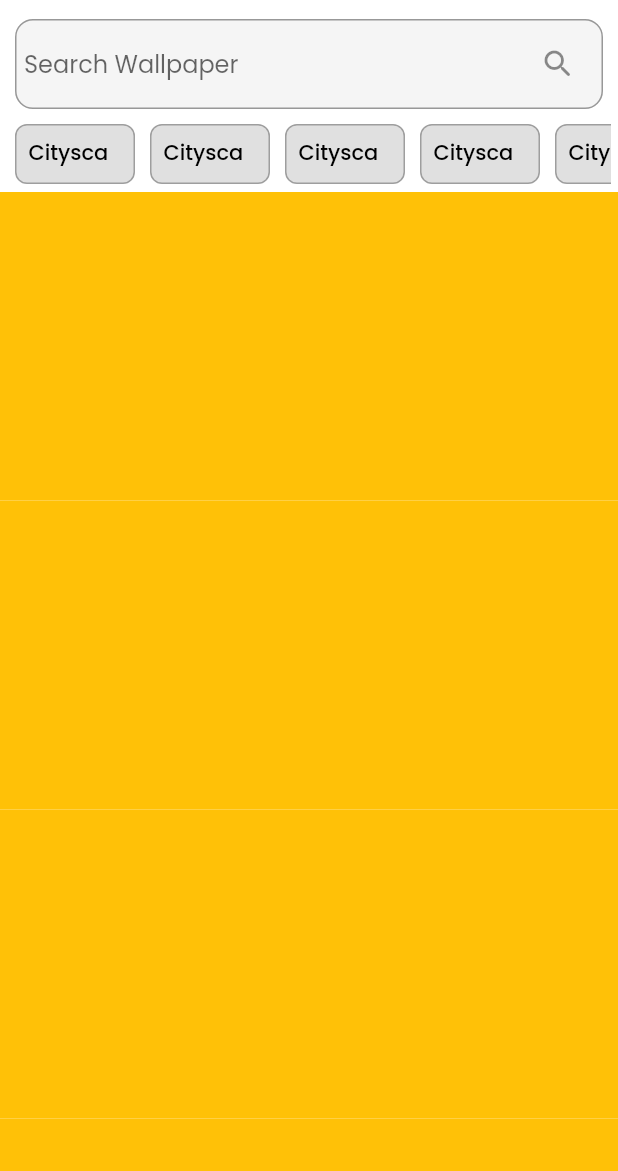
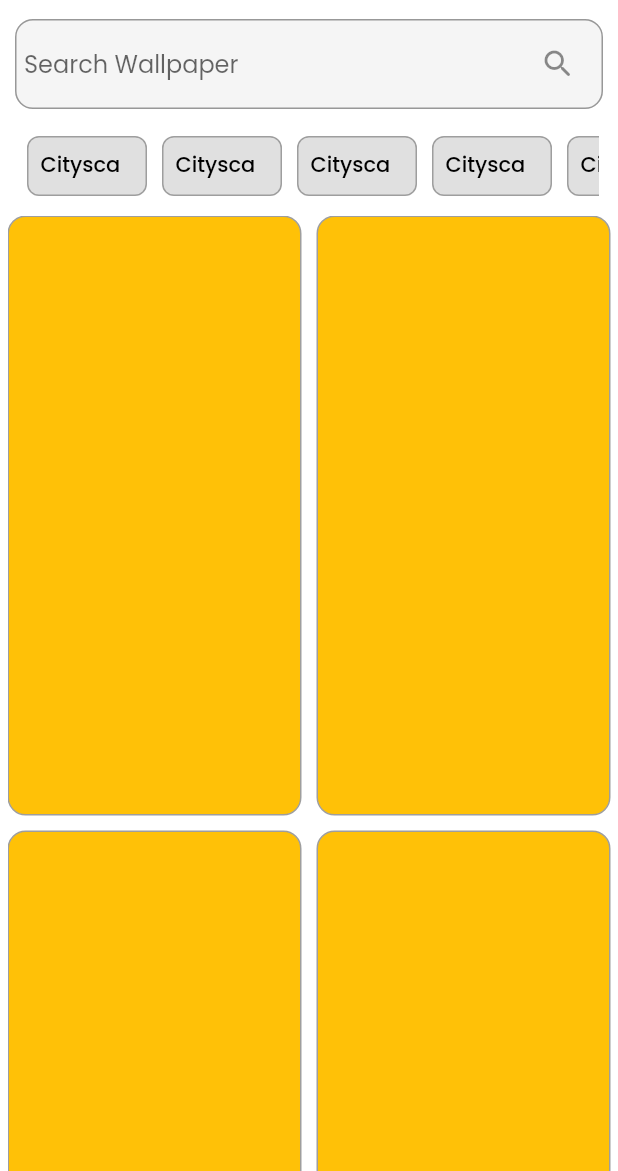
Before and after one commit to Naawaal/Wallpaper-World, a Flutter app: the screen it shows after launch, on a phone screen of 412 x 824 dp, the part 65-1236 px from its top. Run offline on Flutter 3.47's test engine with Material 2 defaults, Android fonts, the phone set to English and light mode, and no system bars; our stand-ins replace get, google_fonts.

Commit message:
added grid view

```diff
--- a/lib/views/screens/homepage_screen.dart
+++ b/lib/views/screens/homepage_screen.dart
@@ -42,8 +42,7 @@ class _HomepageScreenState extends State<HomepageScreen> {
           ),
         ],
       ),
-      body: SingleChildScrollView(
-        child: Column(
+      body: Column(
         children: [
           SearchBarWidget(),
           const ListviewCategoryWidget(),
@@ -51,21 +50,31 @@ class _HomepageScreenState extends State<HomepageScreen> {
             width: Get.width,
             height: Get.height,
             child: GridView.builder(
+              shrinkWrap: true,
               itemCount: 10,
               gridDelegate: const SliverGridDelegateWithFixedCrossAxisCount(
                 crossAxisCount: 2,
+                crossAxisSpacing: 10,
+                mainAxisSpacing: 10,
+                mainAxisExtent: 400,
               ),
+              physics: const BouncingScrollPhysics(),
               itemBuilder: (context, index) {
                 return Container(
                   height: 100,
                   width: 50,
+                  decoration: BoxDecoration(
                     color: Colors.amber,
+                    border: Border.all(
+                      color: Colors.grey,
+                    ),
+                    borderRadius: BorderRadius.circular(12),
+                  ),
                 );
               },
             ),
-            )
+          ).marginSymmetric(horizontal: 5),
         ],
-        ),
       ),
     );
   }
--- a/lib/views/widgets/category_widget.dart
+++ b/lib/views/widgets/category_widget.dart
@@ -18,7 +18,9 @@ class CategoryWidget extends StatelessWidget {
   @override
   Widget build(BuildContext context) {
     final theme = Theme.of(context);
-    return Container(
+    return InkWell(
+      onTap: () {},
+      child: Container(
         alignment: Alignment.center,
         width: 80,
         height: 100,
@@ -41,6 +43,7 @@ class CategoryWidget extends StatelessWidget {
             fontWeight: FontWeight.w500,
           ),
         ),
+      ),
     );
   }
 }
--- a/lib/views/widgets/listview_category_widget.dart
+++ b/lib/views/widgets/listview_category_widget.dart
@@ -7,10 +7,13 @@ class ListviewCategoryWidget extends StatelessWidget {
 
   @override
   Widget build(BuildContext context) {
-    return SizedBox(
+    return Padding(
+      padding: const EdgeInsets.all(8.0),
+      child: SizedBox(
         width: Get.width,
         height: 50,
         child: ListView.builder(
+          physics: const BouncingScrollPhysics(),
           scrollDirection: Axis.horizontal,
           itemCount: 8,
           itemBuilder: (context, index) {
@@ -18,6 +21,7 @@ class ListviewCategoryWidget extends StatelessWidget {
             return CategoryWidget();
           },
         ),
-    ).marginOnly(left: 5, top: 5, right: 5);
+      ).marginOnly(left: 5, top: 5, right: 5),
+    );
   }
 }
```
Lines whose indentation alone changed are shown as unchanged.
